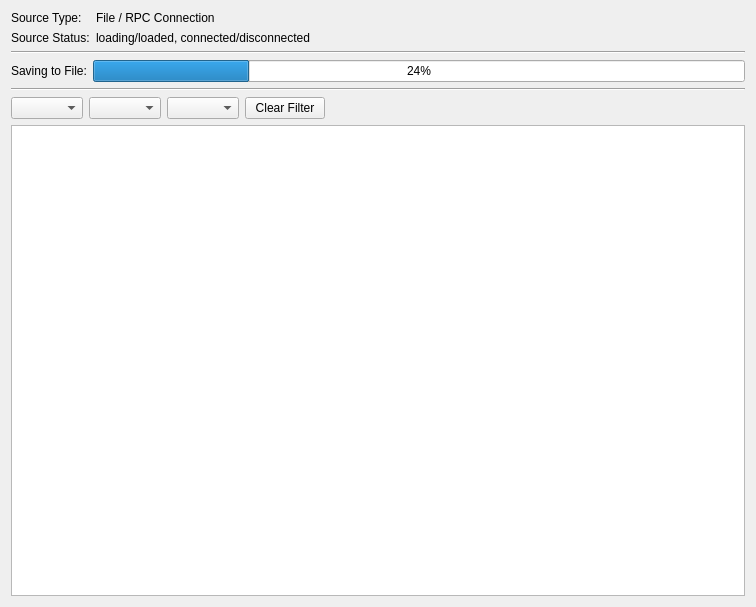
The window that LogViewer/LogTabUI.ui (P-Hoera/CPlusPlusLogger) describes before a commit, drawn with Qt 5.
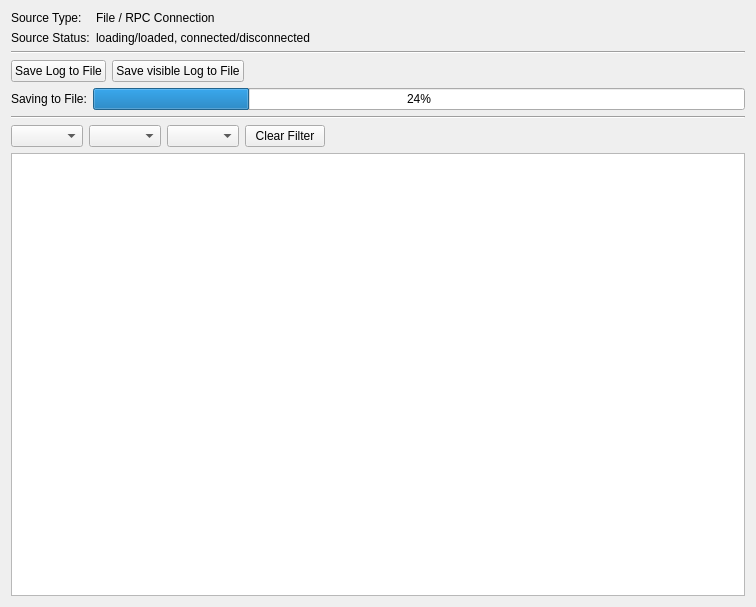
The same window after the commit.

Commit message: Moved "Save All to File" and "Save Visible to File" from context menu in Mainwindow to LogTab - removed all traces of functionality in MainWindow - added functionality to LogTab

The edit to the form file:
```diff
--- a/LogViewer/LogTabUI.ui
+++ b/LogViewer/LogTabUI.ui
@@ -68,12 +68,45 @@
     </layout>
    </item>
    <item>
+    <layout class="QVBoxLayout" name="verticalLayout_4">
+     <item>
     <widget class="Line" name="line">
      <property name="orientation">
       <enum>Qt::Horizontal</enum>
      </property>
     </widget>
    </item>
+     <item>
+      <layout class="QHBoxLayout" name="horizontalLayout_4">
+       <item>
+        <widget class="QPushButton" name="saveAllEntriesToFile">
+         <property name="text">
+          <string>Save Log to File</string>
+         </property>
+        </widget>
+       </item>
+       <item>
+        <widget class="QPushButton" name="saveVisibleEntriesToFile">
+         <property name="text">
+          <string>Save visible Log to File</string>
+         </property>
+        </widget>
+       </item>
+       <item>
+        <spacer name="horizontalSpacer_3">
+         <property name="orientation">
+          <enum>Qt::Horizontal</enum>
+         </property>
+         <property name="sizeHint" stdset="0">
+          <size>
+           <width>40</width>
+           <height>20</height>
+          </size>
+         </property>
+        </spacer>
+       </item>
+      </layout>
+     </item>
    <item>
     <layout class="QHBoxLayout" name="horizontalLayout_2">
      <item>
@@ -92,6 +125,10 @@
      </item>
     </layout>
    </item>
+    </layout>
+   </item>
+   <item>
+    <layout class="QVBoxLayout" name="verticalLayout_5">
    <item>
     <widget class="Line" name="line_2">
      <property name="orientation">
@@ -141,6 +178,8 @@
         </size>
        </property>
       </spacer>
+       </item>
+      </layout>
      </item>
     </layout>
    </item>
```
Lines whose indentation alone changed are shown as unchanged. The commit also changes 6 other files.
